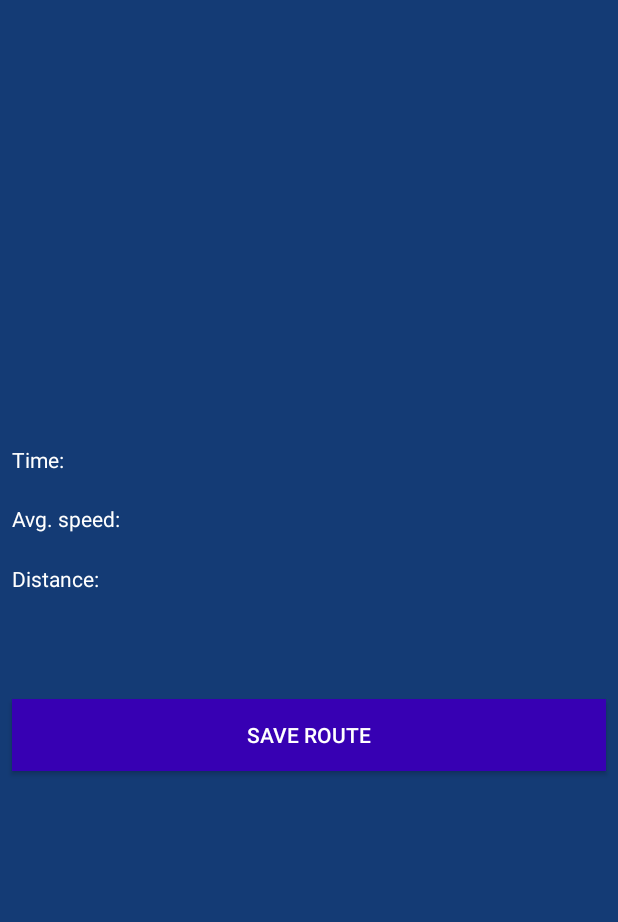
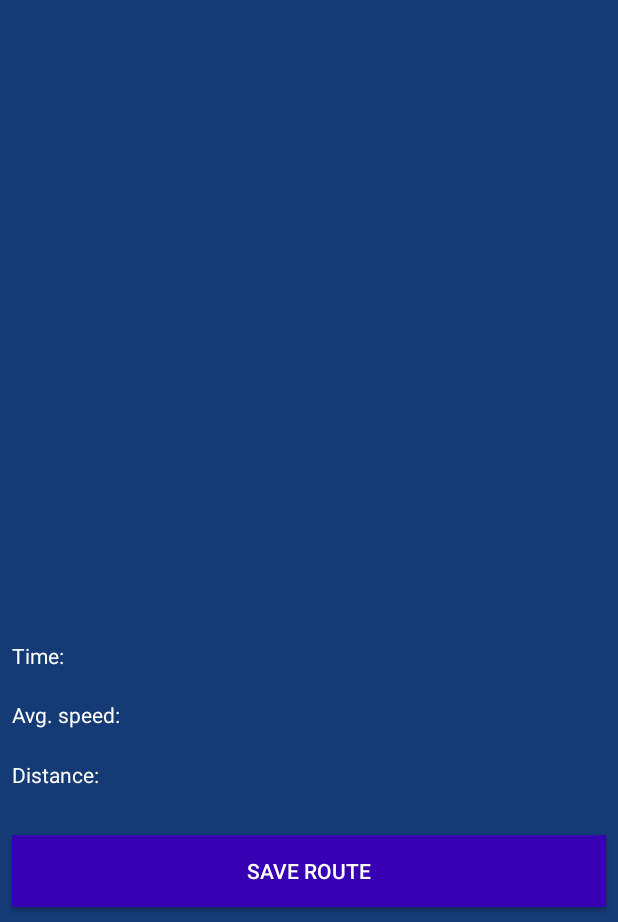
Before and after one commit to danijelLoc/Track-my-route-Android, an Android app: the RouteDetails screen opened directly, with no data from a screen before it, on a phone screen of 412 x 824 dp, the part 314-1236 px from its top. Run offline under Robolectric (Android 15) with nearby library versions, the phone set to English and light mode, and no system bars; libraries missing offline, so code that uses them is left out: com.google.maps.android, com.google.maps.model.

Commit message:
podesio da se vide detalji rute na svakom mobitelu

```diff
--- a/app/src/main/res/layout/activity_route_details.xml
+++ b/app/src/main/res/layout/activity_route_details.xml
@@ -42,8 +42,10 @@
         android:id="@+id/map"
         android:name="com.google.android.gms.maps.SupportMapFragment"
         android:layout_width="match_parent"
-        android:layout_height="300dp"
+        android:layout_height="0dp"
         android:layout_marginTop="24dp"
+        android:layout_marginBottom="32dp"
+        app:layout_constraintBottom_toTopOf="@+id/detailsLinearLayout"
         app:layout_constraintTop_toBottomOf="@+id/dateTextView"
         tools:context=".MapsActivity" />
 
@@ -89,12 +91,15 @@
         android:layout_width="0dp"
         android:layout_height="wrap_content"
         android:layout_marginStart="8dp"
-        android:layout_marginTop="50dp"
+        android:layout_marginTop="10dp"
         android:layout_marginEnd="8dp"
+        android:layout_marginBottom="10dp"
         android:background="#3700B3"
         android:text="Save route"
         android:textColor="#FFFFFF"
+        app:layout_constraintBottom_toBottomOf="parent"
         app:layout_constraintEnd_toEndOf="parent"
+        app:layout_constraintHorizontal_bias="0.0"
         app:layout_constraintStart_toStartOf="parent"
         app:layout_constraintTop_toBottomOf="@+id/detailsLinearLayout" />
 
```
